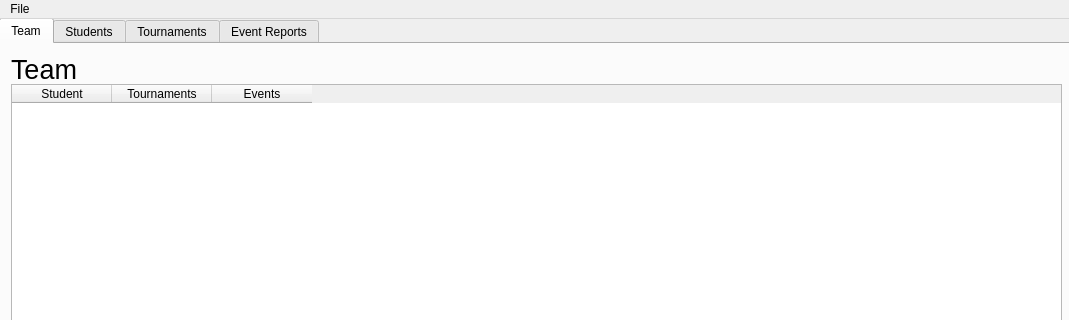
Above: Forensics_Organizer.ui from goldRust/4n6_tracker before the change; both pictures show x 0 to 1069 and y 0 to 320 of the 1069 by 868 pixel window. Below: the same form after it.
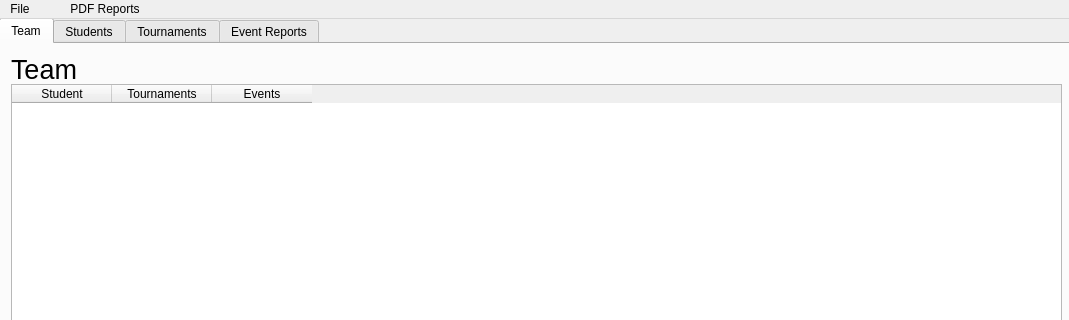
That is the form after the change.

Commit message: Team report implemented - needs formatting.

What changed in the file:
```diff
--- a/Forensics_Organizer.ui
+++ b/Forensics_Organizer.ui
@@ -851,7 +851,7 @@
      <x>0</x>
      <y>0</y>
      <width>1069</width>
-     <height>18</height>
+     <height>21</height>
     </rect>
    </property>
    <widget class="QMenu" name="menuFile">
@@ -880,9 +880,19 @@
      <string/>
     </property>
    </widget>
+   <widget class="QMenu" name="menuPDF_Reports">
+    <property name="title">
+     <string>PDF Reports</string>
+    </property>
+    <addaction name="actionTeam_Report_2"/>
+    <addaction name="actionStudent_Report_2"/>
+    <addaction name="actionTournament_Report_2"/>
+    <addaction name="actionEvent_Report_2"/>
+   </widget>
    <addaction name="menuFile"/>
    <addaction name="menu_2"/>
    <addaction name="menu"/>
+   <addaction name="menuPDF_Reports"/>
   </widget>
   <widget class="QStatusBar" name="statusbar"/>
   <action name="actionSave">
```
Left out of the diff: 20 changed lines with no effect on the pictures. The commit also changes 3 other files.
